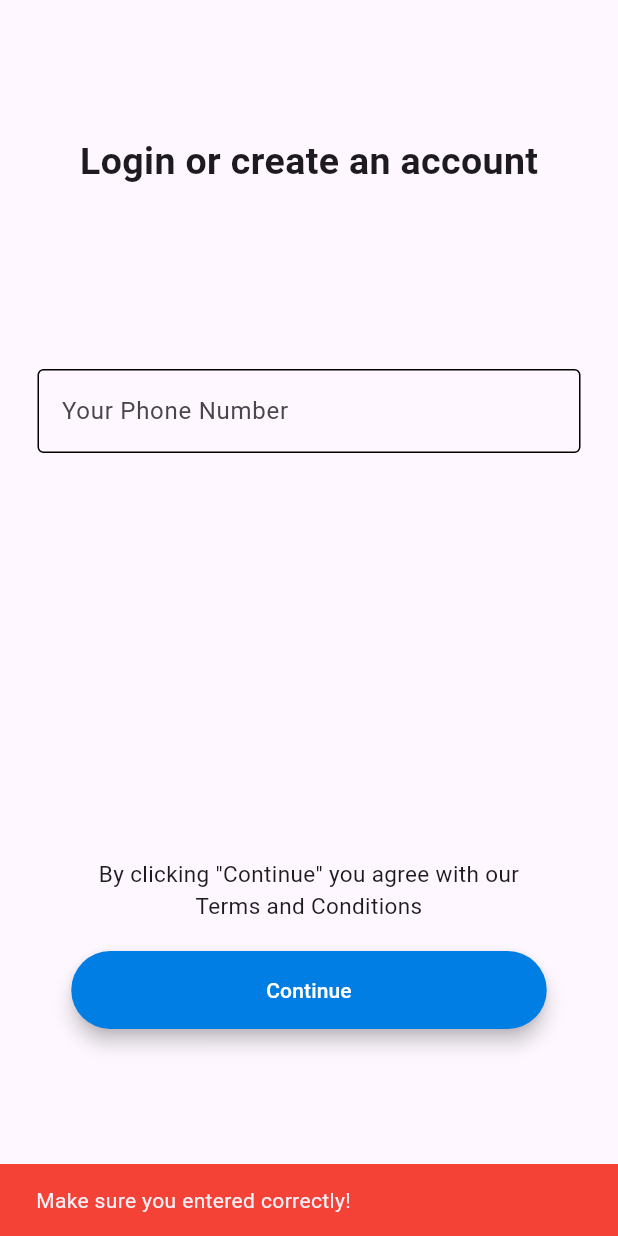
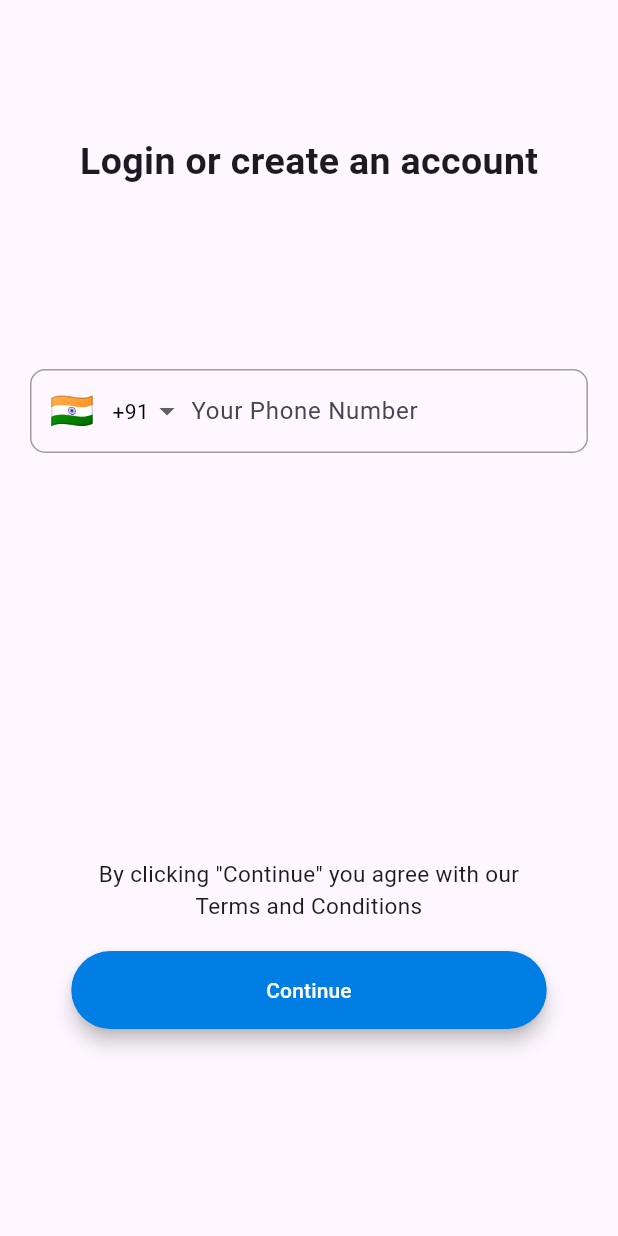
Before and after one commit to Arunvs16/test, a Flutter app: the LoginPage screen opened directly, after a tap on "Continue", on a phone screen of 412 x 824 dp. Run offline on Flutter 3.47's test engine with Material 3 defaults, Android fonts, the phone set to English and light mode, and no system bars; drawn by our look-alikes of intl_phone_number_input; our stand-ins replace google_nav_bar; network calls fail.

```diff
--- a/lib/pages/login_page.dart
+++ b/lib/pages/login_page.dart
@@ -1,10 +1,9 @@
 // ignore_for_file: avoid_print
 
 import 'dart:convert';
-
 import 'package:flutter/material.dart';
 import 'package:http/http.dart' as http;
-import 'package:test_app/components/my_textfield.dart';
+import 'package:intl_phone_number_input/intl_phone_number_input.dart';
 import 'package:test_app/pages/otp_page.dart';
 
 class LoginPage extends StatefulWidget {
@@ -15,10 +14,11 @@ class LoginPage extends StatefulWidget {
 }
 
 class _LoginPageState extends State<LoginPage> {
-  TextEditingController numController = TextEditingController();
+  final TextEditingController numController = TextEditingController();
+  PhoneNumber number = PhoneNumber(isoCode: 'IN'); // Default to India (+91)
   bool isLoading = false;
 
-  // register method
+  // Register method
   Future<void> registerUser(String phoneNumber) async {
     setState(() {
       isLoading = true;
@@ -31,35 +31,37 @@ class _LoginPageState extends State<LoginPage> {
         body: jsonEncode({"mobile_number": phoneNumber}),
       );
       if (response.statusCode == 200 || response.statusCode == 201) {
+        print('OTP sent successfully');
         ScaffoldMessenger.of(context).showSnackBar(
-          SnackBar(
-            content: Text('OTP send successfully'),
+          const SnackBar(
+            content: Text('OTP sent successfully'),
             backgroundColor: Colors.green,
             duration: Duration(seconds: 2),
           ),
         );
       } else {
-        // handle errors
+        print('Registration failed');
+        // Handle errors
         final responseBody = jsonDecode(response.body);
         showDialog(
           context: context,
           builder:
               (context) => AlertDialog(
                 content: Text(responseBody["Message"] ?? "Registration failed"),
-                title: Text('Error'),
+                title: const Text('Error'),
                 actions: [
                   TextButton(
                     onPressed: () => Navigator.pop(context),
-                    child: Text('OK'),
+                    child: const Text('OK'),
                   ),
                 ],
               ),
         );
       }
     } catch (e) {
-      print(e.toString());
+      print('Error: $e');
       ScaffoldMessenger.of(context).showSnackBar(
-        SnackBar(content: Text("Network Error, Please try again")),
+        const SnackBar(content: Text("Network Error, Please try again")),
       );
     } finally {
       setState(() {
@@ -69,67 +71,88 @@ class _LoginPageState extends State<LoginPage> {
   }
 
   @override
-  void dispose() {
-    numController.text.trim();
-    super.dispose();
-  }
-
-  @override
   Widget build(BuildContext context) {
     return Scaffold(
       body: SafeArea(
         child: SingleChildScrollView(
           child: Column(
             children: [
-              SizedBox(height: 90),
-              // suggetion text
-              Text(
+              const SizedBox(height: 90),
+              // Title Text
+              const Text(
                 'Login or create an account',
                 style: TextStyle(fontSize: 25, fontWeight: FontWeight.bold),
               ),
 
-              SizedBox(height: 120),
-              // phn no. textfield
-              MyTextfield(
-                textAlign: TextAlign.start,
-                maxLength: 10,
-                hintText: 'Your Phone Number',
-                controller: numController,
-                keyboardType: TextInputType.number,
+              const SizedBox(height: 120),
+
+              // Country Code Picker & Phone Number Input
+              Padding(
+                padding: const EdgeInsets.symmetric(horizontal: 20),
+                child: Container(
+                  decoration: BoxDecoration(
+                    border: Border.all(color: Colors.grey),
+                    borderRadius: BorderRadius.circular(10),
+                  ),
+                  child: InternationalPhoneNumberInput(
+                    onInputChanged: (PhoneNumber value) {
+                      setState(() {
+                        number = value;
+                      });
+                    },
+                    initialValue: number,
+                    selectorConfig: const SelectorConfig(
+                      selectorType: PhoneInputSelectorType.DROPDOWN,
+                      setSelectorButtonAsPrefixIcon: true,
+                      trailingSpace: false,
+                      showFlags: true,
+                      useEmoji: true,
+                    ),
+                    maxLength: 10,
+                    ignoreBlank: false,
+                    autoValidateMode: AutovalidateMode.disabled,
+                    selectorTextStyle: const TextStyle(color: Colors.black),
+                    textFieldController: numController,
+                    formatInput: false,
+                    inputDecoration: const InputDecoration(
+                      border: InputBorder.none,
+                      hintText: "Your Phone Number",
+                      contentPadding: EdgeInsets.all(15),
+                    ),
+                  ),
+                ),
               ),
 
-              SizedBox(height: 270),
-              // text
-              Padding(
-                padding: const EdgeInsets.symmetric(horizontal: 60.0),
+              const SizedBox(height: 270),
+
+              // Terms & Conditions
+              const Padding(
+                padding: EdgeInsets.symmetric(horizontal: 60.0),
                 child: Text(
                   'By clicking "Continue" you agree with our Terms and Conditions',
                   textAlign: TextAlign.center,
                   style: TextStyle(fontSize: 15),
                 ),
               ),
-              SizedBox(height: 20),
-              // continue button
+
+              const SizedBox(height: 20),
+
+              // Continue Button
               ElevatedButton(
                 style: ElevatedButton.styleFrom(
                   elevation: 5,
-                  padding: EdgeInsets.symmetric(vertical: 16, horizontal: 130),
+                  padding: const EdgeInsets.symmetric(
+                    vertical: 16,
+                    horizontal: 130,
+                  ),
                   backgroundColor: const Color.fromARGB(255, 0, 126, 228),
                 ),
                 onPressed: () {
-                  String phoneNumber = numController.text.trim();
-                  if (phoneNumber.isEmpty || phoneNumber.length < 10) {
-                    ScaffoldMessenger.of(context).showSnackBar(
-                      SnackBar(
-                        content: Text("Make sure you entered correctly!"),
-                        backgroundColor: Colors.red,
-                      ),
-                    );
-                  }
-                  if (phoneNumber.isNotEmpty && 10 == phoneNumber.length) {
+                  String phoneNumber = number.phoneNumber!;
+
+                  if (phoneNumber.length == 13) {
                     registerUser(phoneNumber).whenComplete(() {
-                      // successfully registered, navigate to OTP screen
-                      Future.delayed(Duration(seconds: 1), () {
+                      Future.delayed(const Duration(seconds: 1), () {
                         Navigator.push(
                           context,
                           MaterialPageRoute(
@@ -142,9 +165,16 @@ class _LoginPageState extends State<LoginPage> {
                         );
                       });
                     });
+                  } else {
+                    ScaffoldMessenger.of(context).showSnackBar(
+                      const SnackBar(
+                        content: Text("Make sure you entered correctly!"),
+                        backgroundColor: Colors.red,
+                      ),
+                    );
                   }
                 },
-                child: Text(
+                child: const Text(
                   'Continue',
                   textAlign: TextAlign.center,
                   style: TextStyle(color: Colors.white),
--- a/lib/pages/start_page.dart
+++ b/lib/pages/start_page.dart
@@ -100,8 +100,8 @@ class StartPage extends StatelessWidget {
                     border: Border.all(color: Colors.white, width: 2),
                   ),
                   child: Icon(
-                    Icons.arrow_right_alt_sharp,
-                    size: 45,
+                    Icons.arrow_forward,
+                    size: 30,
                     color: Colors.white,
                   ),
                 ),
--- a/pubspec.yaml
+++ b/pubspec.yaml
@@ -36,6 +36,7 @@ dependencies:
   cupertino_icons: ^1.0.8
   http: ^1.3.0
   google_nav_bar: ^5.0.7
+  intl_phone_number_input: ^0.7.4
 
 dev_dependencies:
   flutter_test:
```
Also changed, not shown: lib/pages/category_page.dart (+20 -43 lines), lib/pages/otp_page.dart (+7 -2 lines), lib/widgets/category_items.dart (+39 -11 lines), pubspec.lock.
